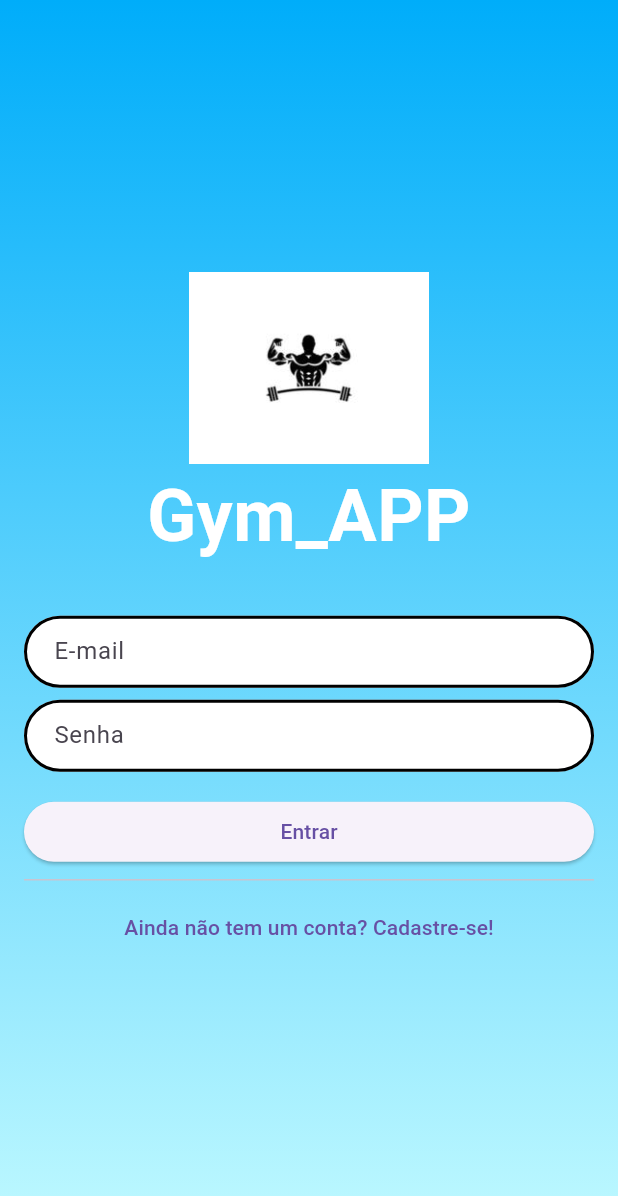
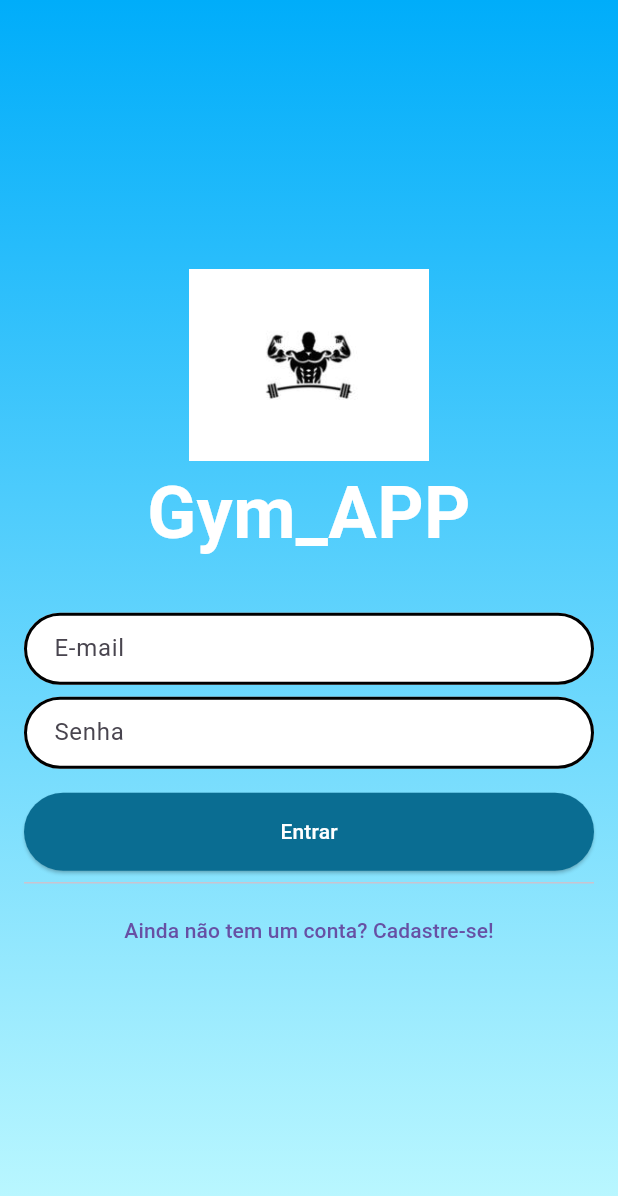
Before and after one commit to YasminSouzaL/repos_tes, a Flutter app: the screen it shows after launch, on a phone screen of 412 x 824 dp. Shown: the top 1196 px of the screen. Run offline on Flutter 3.47's test engine with Material 3 defaults, Android fonts, the phone set to English and light mode, and no system bars; our stand-ins replace firebase_core; accounts and stored records are empty.

Commit message:
Refatorar tela de autenticação e adicionar campos de e-mail e senha

```diff
--- a/primeira/lib/_comum/minhas_cores.dart
+++ b/primeira/lib/_comum/minhas_cores.dart
@@ -4,6 +4,6 @@ class MinhasCores {
   static const Color azulEscuro = Color(0xFF0A6D92);
   static const Color azulTopoGradiente = Color(0xFF00ADFA);
   static const Color azulBaixoGradiente = Color(0xFFBFF9FF);
-
+  static const Color branco = Color.fromARGB(255, 255, 255, 255);
 
 }
--- a/primeira/lib/telas/autenticacao_tela.dart
+++ b/primeira/lib/telas/autenticacao_tela.dart
@@ -118,6 +118,14 @@ class _AutenticacaoTelaState extends State<AutenticacaoTela> {
                         onPressed: (){
                           botaoPrincipalClicado();
                         },
+                        style: ElevatedButton.styleFrom(
+                          backgroundColor: MinhasCores.azulEscuro,
+                          foregroundColor: MinhasCores.branco,
+                          shape: RoundedRectangleBorder(
+                            borderRadius: BorderRadius.circular(64),
+                          ),
+                          padding: EdgeInsets.symmetric(vertical: 16),
+                        ),
                         child: Text(queroEntrar ? "Entrar" : "Cadastrar"),
                       ),
                       Divider(),
--- a/primeira/pubspec.yaml
+++ b/primeira/pubspec.yaml
@@ -18,6 +18,9 @@ dependencies:
   # The following adds the Cupertino Icons font to your application.
   # Use with the CupertinoIcons class for iOS style icons.
   cupertino_icons: ^1.0.8
+  firebase_core: ^3.5.0
+  firebase_auth: ^5.3.0
+
 
 dev_dependencies:
   flutter_test:
```
Also changed, not shown: primeira/firebase.json (added), primeira/lib/firebase_options.dart (added), primeira/pubspec.lock, 7 other files.
